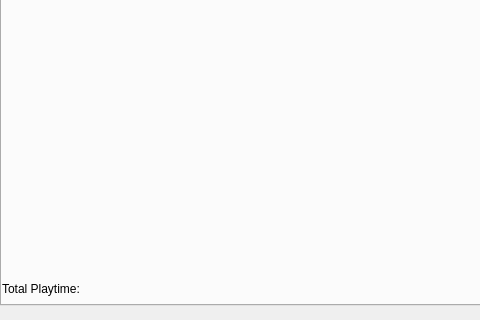
This is assets/tl.ui in 2Epik4u/toon-launcher as Qt 5 draws it before an edit; both pictures show x 0 to 480 and y 235 to 555 of the 1181 by 555 pixel window. The edited form follows.
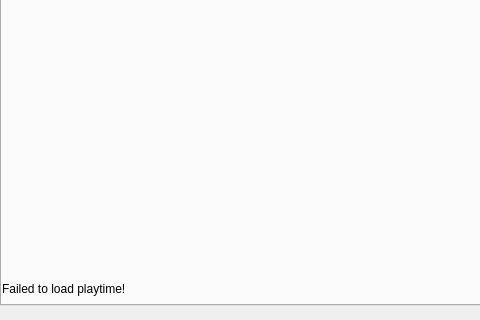
This is the edited form. The open tabs and pages were chosen to show the change. Icons and pictures are not drawn.

Patch:
```diff
--- a/assets/tl.ui
+++ b/assets/tl.ui
@@ -183,7 +183,7 @@
        </rect>
       </property>
       <property name="text">
-       <string>Total Playtime:</string>
+       <string>Failed to load playtime!</string>
       </property>
      </widget>
     </widget>
```
